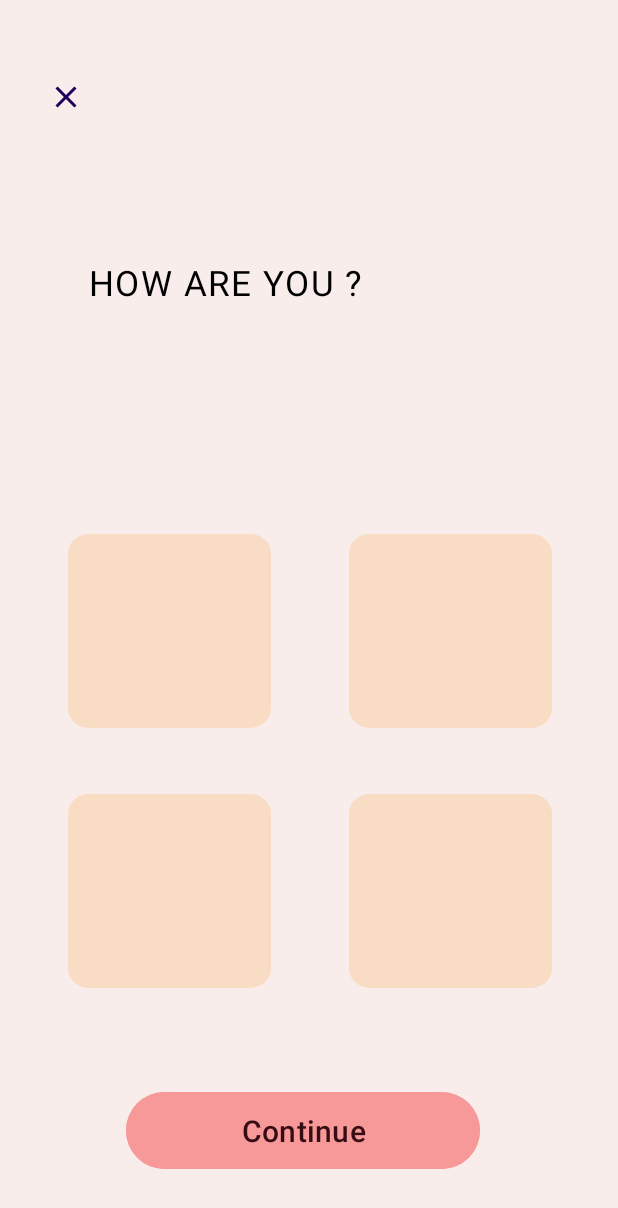
After one commit to Atharv-Verma290/Wabi-Sabi, an Android app: the quizstart screen opened directly, with no data from a screen before it, on a phone screen of 412 x 824 dp. The commit adds this screen. Shown: the top 1208 px of the screen. Run offline under Robolectric (Android 15) with nearby library versions, the phone set to English and light mode, and no system bars.

Commit message:
Quiz till here works

```diff
--- /dev/null
+++ b/app/src/main/java/com/example/wabisabi/quizstart.java
@@ -0,0 +1,14 @@
+package com.example.wabisabi;
+
+import androidx.appcompat.app.AppCompatActivity;
+
+import android.os.Bundle;
+
+public class quizstart extends AppCompatActivity {
+
+    @Override
+    protected void onCreate(Bundle savedInstanceState) {
+        super.onCreate(savedInstanceState);
+        setContentView(R.layout.activity_quizstart);
+    }
+}
--- /dev/null
+++ b/app/src/main/res/drawable/quitquiz.xml
@@ -0,0 +1,5 @@
+<vector android:height="27dp" android:tint="#281008"
+    android:viewportHeight="24" android:viewportWidth="24"
+    android:width="27dp" xmlns:android="http://schemas.android.com/apk/res/android">
+    <path android:fillColor="@android:color/white" android:pathData="M19,6.41L17.59,5 12,10.59 6.41,5 5,6.41 10.59,12 5,17.59 6.41,19 12,13.41 17.59,19 19,17.59 13.41,12z"/>
+</vector>
--- /dev/null
+++ b/app/src/main/res/drawable/rectangle_3.xml
@@ -0,0 +1,19 @@
+<?xml version="1.0" encoding="utf-8"?>
+<vector
+    xmlns:android="http://schemas.android.com/apk/res/android"
+    xmlns:aapt="http://schemas.android.com/aapt"
+    android:width="154dp"
+    android:height="160dp"
+    android:viewportWidth="154"
+    android:viewportHeight="160"
+    >
+    <group>
+        <clip-path
+            android:pathData="M16 0H138C146.837 0 154 7.16344 154 16V144C154 152.837 146.837 160 138 160H16C7.16344 160 0 152.837 0 144V16C0 7.16344 7.16344 0 16 0Z"
+            />
+        <path
+            android:pathData="M0 0V160H154V0"
+            android:fillColor="#F9DCC4"
+            />
+    </group>
+</vector>
--- /dev/null
+++ b/app/src/main/res/layout/activity_quizstart.xml
@@ -0,0 +1,127 @@
+<?xml version="1.0" encoding="utf-8"?>
+<androidx.constraintlayout.widget.ConstraintLayout xmlns:android="http://schemas.android.com/apk/res/android"
+    xmlns:app="http://schemas.android.com/apk/res-auto"
+    xmlns:tools="http://schemas.android.com/tools"
+    android:layout_width="match_parent"
+    android:layout_height="match_parent"
+    android:background="#F8EDEB"
+    tools:context=".quizstart">
+
+        <com.google.android.material.floatingactionbutton.FloatingActionButton
+            android:id="@+id/floatingActionButton"
+            android:layout_width="wrap_content"
+            android:layout_height="wrap_content"
+            android:layout_marginStart="16dp"
+            android:backgroundTint="#F8EDEB"
+            android:clickable="true"
+            android:elevation="0dp"
+            android:scaleType="fitCenter"
+            app:borderWidth="0dp"
+            app:elevation="0dp"
+            app:fabSize="normal"
+            app:layout_constraintBottom_toBottomOf="parent"
+            app:layout_constraintStart_toStartOf="parent"
+            app:layout_constraintTop_toTopOf="parent"
+            app:layout_constraintVertical_bias="0.048"
+            app:srcCompat="@drawable/quitquiz" />
+
+    <TextView
+        android:id="@+id/textView2"
+        android:layout_width="292dp"
+        android:layout_height="51dp"
+        android:layout_alignParentLeft="true"
+        android:layout_alignParentTop="true"
+        android:layout_alignParentRight="true"
+        android:layout_alignParentBottom="true"
+        android:layout_marginBottom="132dp"
+        android:gravity="top"
+        android:textSize="23dp"
+        android:letterSpacing="0.04"
+        android:text="@string/how_are_you"
+        android:textAppearance="@style/how_are_you"
+        app:layout_constraintBottom_toTopOf="@+id/option1"
+        app:layout_constraintEnd_toEndOf="parent"
+        app:layout_constraintHorizontal_bias="0.495"
+        app:layout_constraintStart_toStartOf="parent" />
+
+    <Button
+        android:id="@+id/button5"
+        android:layout_width="236dp"
+        android:layout_height="59dp"
+        android:layout_alignParentStart="true"
+        android:layout_alignParentTop="true"
+        android:layout_marginEnd="92dp"
+        android:backgroundTint="#F89999"
+        android:text="@string/continprof"
+        android:textColor="#360D14"
+        android:textSize="20sp"
+        app:layout_constraintBottom_toBottomOf="parent"
+        app:layout_constraintEnd_toEndOf="parent"
+        app:layout_constraintHorizontal_bias="1.0"
+        app:layout_constraintStart_toStartOf="parent"
+        app:layout_constraintTop_toTopOf="parent"
+        app:layout_constraintVertical_bias="0.947" />
+
+    <View
+        android:id="@+id/option1"
+        android:layout_width="135dp"
+        android:layout_height="129dp"
+        android:layout_alignParentLeft="true"
+        android:layout_alignParentTop="true"
+        android:layout_alignParentRight="true"
+        android:layout_alignParentBottom="true"
+        android:background="@drawable/rectangle_3"
+        app:layout_constraintBottom_toTopOf="@+id/option3"
+        app:layout_constraintEnd_toStartOf="@+id/option2"
+        app:layout_constraintHorizontal_bias="0.0"
+        app:layout_constraintStart_toStartOf="@+id/option3"
+        app:layout_constraintTop_toTopOf="@+id/option2"
+        app:layout_constraintVertical_bias="0.0" />
+
+    <View
+        android:id="@+id/option2"
+        android:layout_width="135dp"
+        android:layout_height="129dp"
+        android:layout_alignParentLeft="true"
+        android:layout_alignParentTop="true"
+        android:layout_alignParentRight="true"
+        android:layout_alignParentBottom="true"
+        android:layout_marginEnd="44dp"
+        android:layout_marginBottom="44dp"
+        android:background="@drawable/rectangle_3"
+        android:visibility="visible"
+        app:layout_constraintBottom_toTopOf="@+id/option4"
+        app:layout_constraintEnd_toEndOf="parent" />
+
+    <View
+        android:id="@+id/option3"
+        android:layout_width="135dp"
+        android:layout_height="129dp"
+        android:layout_alignParentLeft="true"
+        android:layout_alignParentTop="true"
+        android:layout_alignParentRight="true"
+        android:layout_alignParentBottom="true"
+        android:layout_marginEnd="52dp"
+        android:background="@drawable/rectangle_3"
+        app:layout_constraintBottom_toBottomOf="parent"
+        app:layout_constraintEnd_toStartOf="@+id/option4"
+        app:layout_constraintTop_toTopOf="parent"
+        app:layout_constraintVertical_bias="0.762" />
+
+    <View
+        android:id="@+id/option4"
+        android:layout_width="135dp"
+        android:layout_height="129dp"
+        android:layout_alignParentLeft="true"
+        android:layout_alignParentTop="true"
+        android:layout_alignParentRight="true"
+        android:layout_alignParentBottom="true"
+        android:layout_marginEnd="44dp"
+        android:background="@drawable/rectangle_3"
+        app:layout_constraintBottom_toBottomOf="parent"
+        app:layout_constraintEnd_toEndOf="parent"
+        app:layout_constraintTop_toTopOf="parent"
+        app:layout_constraintVertical_bias="0.762" />
+
+
+</androidx.constraintlayout.widget.ConstraintLayout>
--- a/app/src/main/res/values/strings.xml
+++ b/app/src/main/res/values/strings.xml
@@ -16,7 +16,7 @@
         <item>Male</item>
         <item>Female</item>
     </string-array>
-    <string name="welcome_let">Welcome\nLet's Begin</string>
-    <string name="Continue">Continue</string>
+    <string name="how_are_you">HOW ARE YOU ?</string>
+    <string name="nextt">NEXT</string>
 
 </resources>
--- a/app/src/main/res/values/styles.xml
+++ b/app/src/main/res/values/styles.xml
@@ -26,8 +26,5 @@
         <item name="cornerSize">50%</item>
     </style>
 
-    <style name="how_are_you">
-        <item name="android:textSize">24sp</item>
-        <item name="android:textColor">#000000</item>
-    </style>
+    <style name="how_are_you"></style>
 </resources>
```
Also changed, not shown: app/src/main/AndroidManifest.xml (+6 -2 lines), app/src/main/java/com/example/wabisabi/Login.java (+9 -0 lines), app/src/main/java/com/example/wabisabi/quizsecond.java (added, +14 -0 lines), app/src/main/res/layout/activity_quizsecond.xml (added, +70 -0 lines), app/src/main/res/layout/activity_signup.xml (+4 -4 lines).
